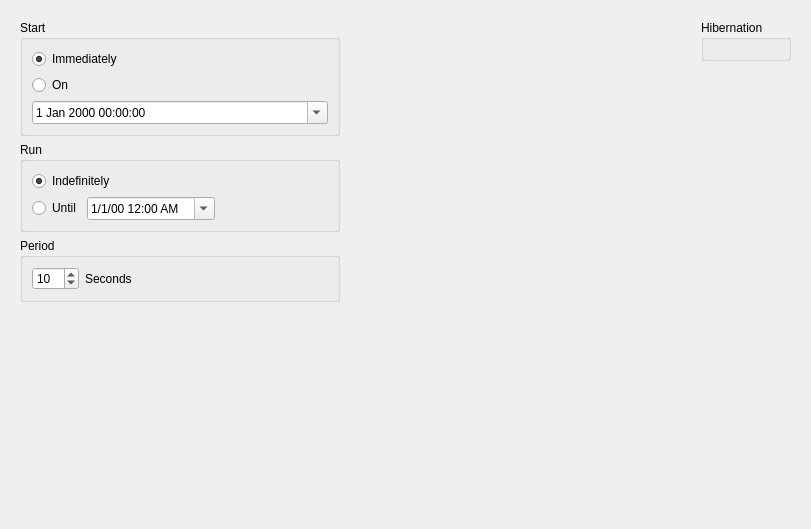
Before: the Qt Designer form software/host/qtmon/schedule.ui in tag-designs/software, drawn with Qt 5.
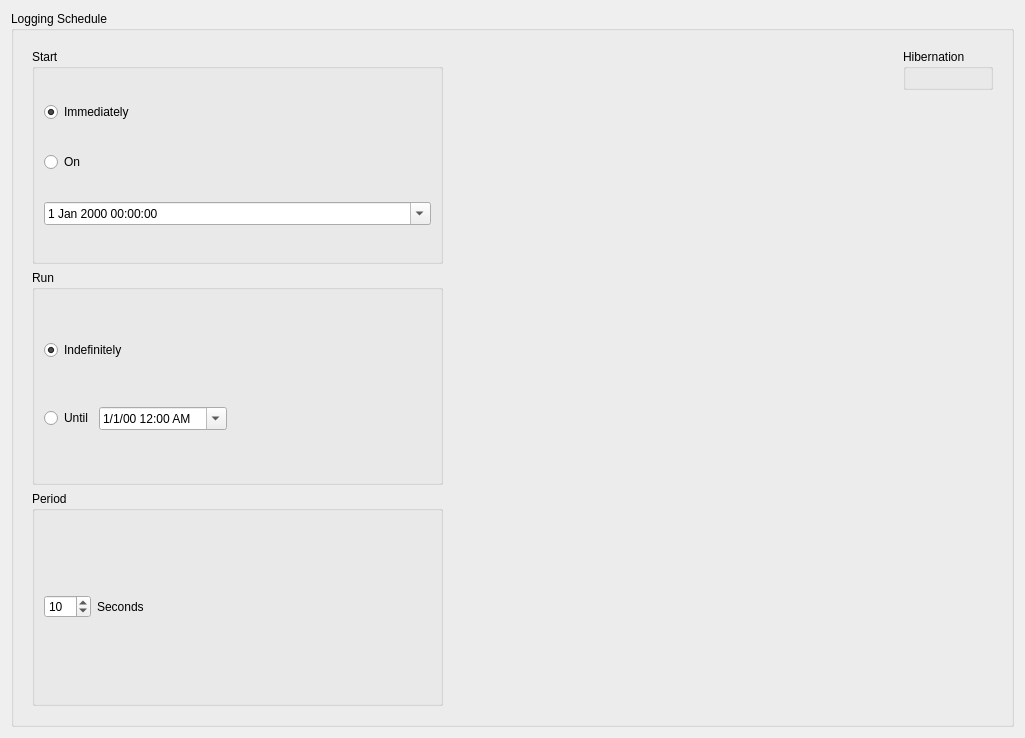
After: the same form once the commit is applied.

```diff
--- a/software/host/qtmon/schedule.ui
+++ b/software/host/qtmon/schedule.ui
@@ -6,16 +6,22 @@
    <rect>
     <x>0</x>
     <y>0</y>
-    <width>811</width>
-    <height>529</height>
+    <width>1025</width>
+    <height>738</height>
    </rect>
   </property>
   <property name="windowTitle">
    <string>Form</string>
   </property>
-  <layout class="QHBoxLayout" name="horizontalLayout_3">
+  <layout class="QVBoxLayout" name="verticalLayout">
    <item>
-    <widget class="QWidget" name="widget" native="true">
+    <widget class="QGroupBox" name="groupBox">
+     <property name="title">
+      <string>Logging Schedule</string>
+     </property>
+     <layout class="QHBoxLayout" name="horizontalLayout_2">
+      <item>
+       <widget class="QWidget" name="widget_3" native="true">
      <layout class="QVBoxLayout" name="verticalLayout_5">
       <item>
        <widget class="QGroupBox" name="startGroup">
@@ -216,19 +222,6 @@
         </layout>
        </widget>
       </item>
-      <item>
-       <spacer name="verticalSpacer_2">
-        <property name="orientation">
-         <enum>Qt::Vertical</enum>
-        </property>
-        <property name="sizeHint" stdset="0">
-         <size>
-          <width>20</width>
-          <height>40</height>
-         </size>
-        </property>
-       </spacer>
-      </item>
      </layout>
     </widget>
    </item>
@@ -239,14 +232,14 @@
      </property>
      <property name="sizeHint" stdset="0">
       <size>
-       <width>40</width>
+          <width>436</width>
        <height>20</height>
       </size>
      </property>
     </spacer>
    </item>
    <item>
-    <widget class="QWidget" name="widget_2" native="true">
+       <widget class="QWidget" name="widget_4" native="true">
      <layout class="QVBoxLayout" name="verticalLayout_6">
       <item>
        <widget class="QGroupBox" name="hibernationGroup">
@@ -268,6 +261,9 @@
          </size>
         </property>
        </spacer>
+         </item>
+        </layout>
+       </widget>
       </item>
      </layout>
     </widget>
```
Left out of the diff: 12 changed lines with no effect on the pictures. Lines whose indentation alone changed are shown as unchanged.
